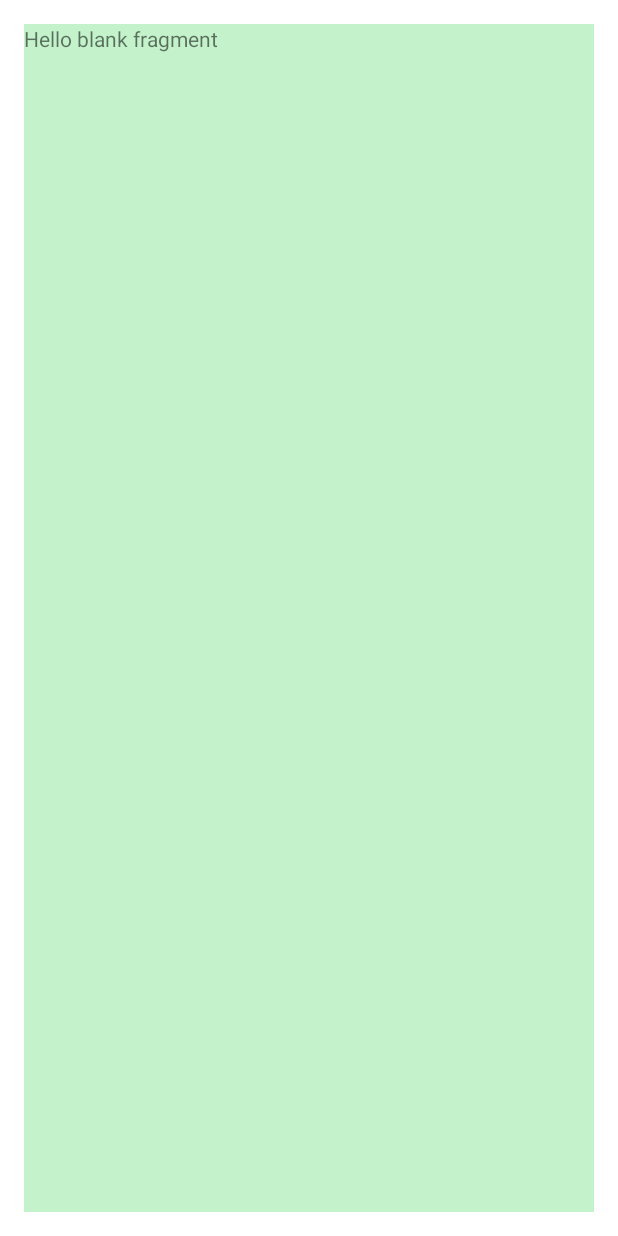
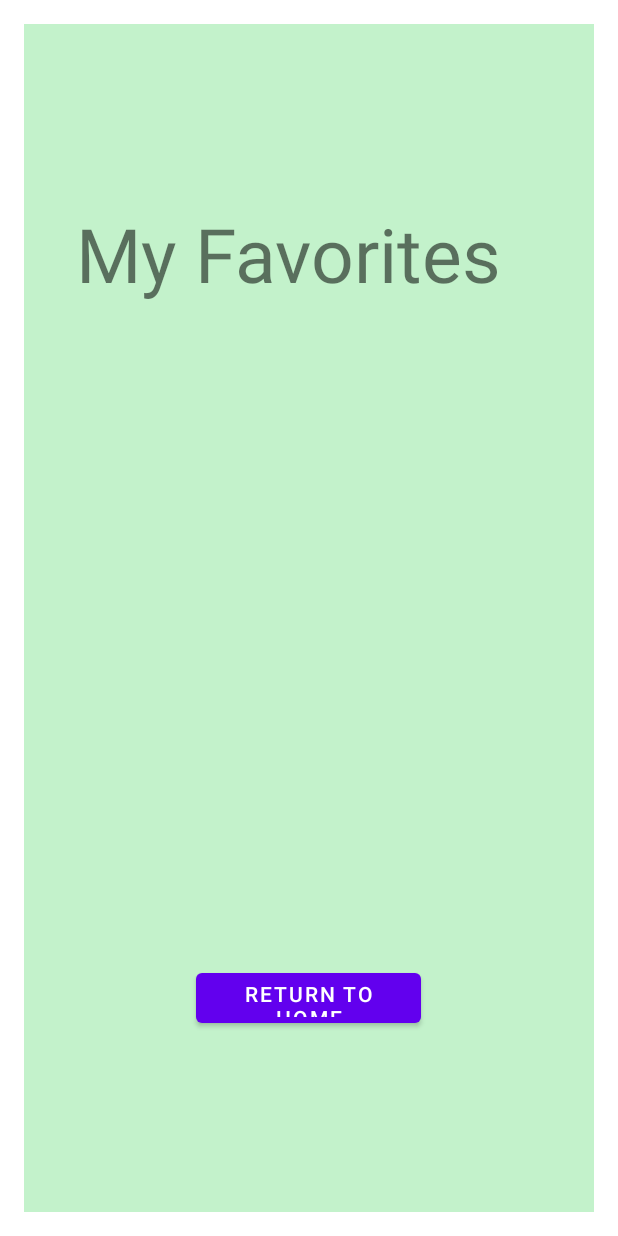
Before and after one commit to J4CKr4bb1t/whatToWatch, an Android app: the FavoritesFragment screen opened through its navigation route, on a phone screen of 412 x 824 dp. Run offline under Robolectric (Android 15) with nearby library versions, the phone set to English and light mode, and no system bars.

Commit message:
favorites xml

```diff
--- a/app/src/main/res/layout/fragment_favorites.xml
+++ b/app/src/main/res/layout/fragment_favorites.xml
@@ -1,14 +1,26 @@
 <?xml version="1.0" encoding="utf-8"?>
-<FrameLayout xmlns:android="http://schemas.android.com/apk/res/android"
+<LinearLayout xmlns:android="http://schemas.android.com/apk/res/android"
     xmlns:tools="http://schemas.android.com/tools"
     android:layout_width="match_parent"
     android:layout_height="match_parent"
     android:background="#C3F2CB"
+    android:orientation="vertical"
+    android:gravity="center"
     tools:context=".FavoritesFragment">
 
     <TextView
-        android:layout_width="match_parent"
-        android:layout_height="match_parent"
-        android:text="@string/hello_blank_fragment" />
+        android:layout_width="310dp"
+        android:layout_height="wrap_content"
+        android:text="My Favorites"
+        android:textAlignment="center"
+        android:textSize="50dp" />
 
-</FrameLayout>
+    <androidx.recyclerview.widget.RecyclerView
+        android:id="@+id/favoritesRecycle"
+        android:layout_width="200dp"
+        android:layout_height="440dp" />
+    <Button
+        android:layout_width="150dp"
+        android:layout_height="45dp"
+        android:text="return to home"/>
+</LinearLayout>
--- a/app/src/main/res/layout/fragment_home.xml
+++ b/app/src/main/res/layout/fragment_home.xml
@@ -1,6 +1,5 @@
 <?xml version="1.0" encoding="utf-8"?>
-<LinearLayout
-    xmlns:android="http://schemas.android.com/apk/res/android"
+<LinearLayout xmlns:android="http://schemas.android.com/apk/res/android"
     xmlns:app="http://schemas.android.com/apk/res-auto"
     xmlns:tools="http://schemas.android.com/tools"
     android:layout_width="match_parent"
--- a/app/src/main/res/layout/fragment_streaming.xml
+++ b/app/src/main/res/layout/fragment_streaming.xml
@@ -1,5 +1,5 @@
 <?xml version="1.0" encoding="utf-8"?>
-<FrameLayout xmlns:android="http://schemas.android.com/apk/res/android"
+<LinearLayout xmlns:android="http://schemas.android.com/apk/res/android"
     xmlns:tools="http://schemas.android.com/tools"
     android:layout_width="match_parent"
     android:layout_height="match_parent"
@@ -11,4 +11,4 @@
         android:layout_height="match_parent"
         android:text="@string/hello_blank_fragment" />
 
-</FrameLayout>
+</LinearLayout>
```
